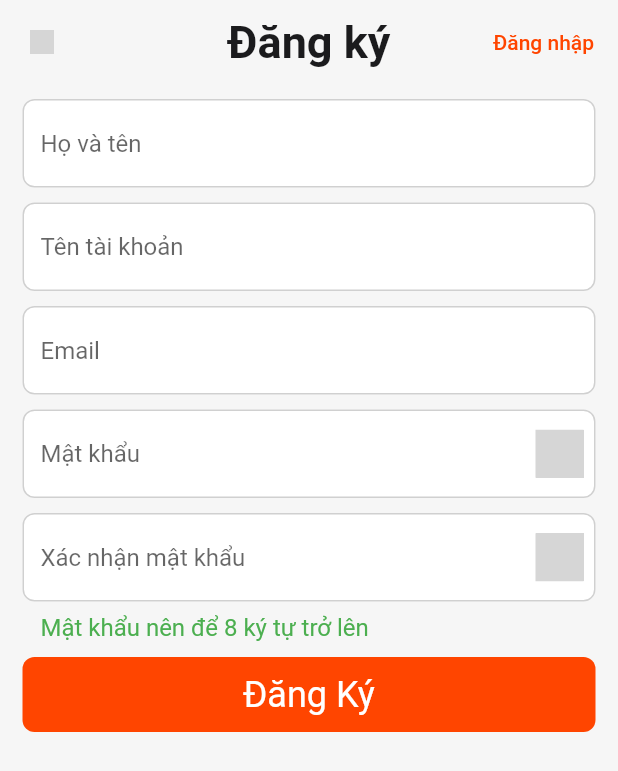
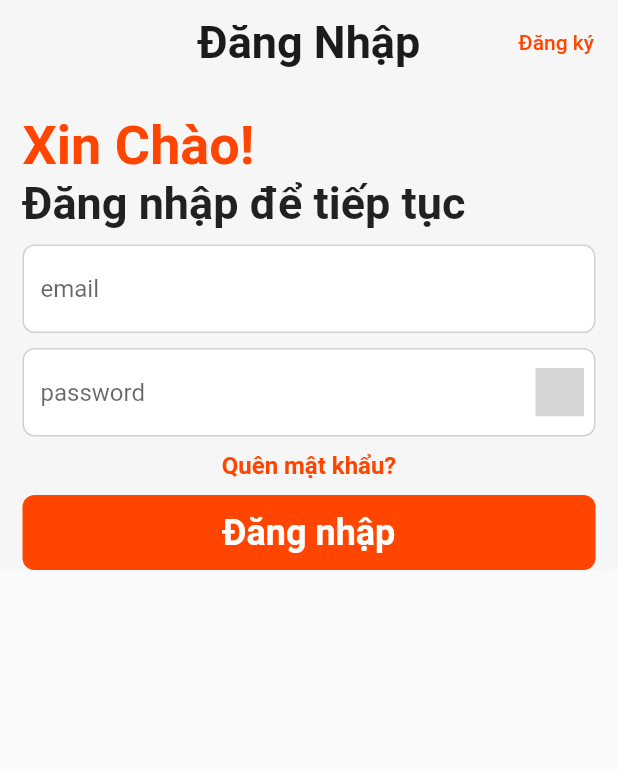
Before and after one commit to CaoThang7/TwinSocial, a Flutter app: the screen it shows after launch, on a phone screen of 412 x 824 dp. Shown: the top 771 px of the screen. Run offline on Flutter 3.47's test engine with Material 2 defaults, Android fonts, the phone set to English and light mode, and no system bars; our stand-ins replace dio, flutter_secure_storage, flutter_svg, logger; grey boxes are pictures that could not be loaded.

Commit message:
Custom Screen Login (clean code, styles, input_field, appbars, body,...)

```diff
--- /dev/null
+++ b/lib/Components/Login/appbars.dart
@@ -0,0 +1,37 @@
+import 'package:flutter/material.dart';
+import 'package:twin_social/AppColors/app_colors.dart';
+import 'package:flutter_svg/svg.dart';
+import 'package:twin_social/Screens/Login/LoginScreen.dart';
+import 'package:twin_social/Screens/Register/RegisterScreen.dart';
+
+AppBar buildAppBar(BuildContext context) {
+  return AppBar(
+    centerTitle: true,
+    title: Text(
+      "Đăng Nhập",
+      style: TextStyle(
+          color: AppColors.baseBlackColor,
+          fontWeight: FontWeight.bold,
+          fontSize: 30.0),
+    ),
+    backgroundColor: AppColors.baseGrey10Color,
+    elevation: 0,
+    actions: [
+      Padding(
+        padding: const EdgeInsets.all(8.0),
+        child: TextButton(
+          onPressed: () {
+            Navigator.push(
+              context,
+              MaterialPageRoute(builder: (context) => RegisterScreen()),
+            );
+          },
+          child: Text(
+            'Đăng ký',
+            style: TextStyle(color: AppColors.baseOrangeColor),
+          ),
+        ),
+      )
+    ],
+  );
+}
--- /dev/null
+++ b/lib/Components/Login/body.dart
@@ -0,0 +1,129 @@
+import 'package:flutter/material.dart';
+import 'package:twin_social/AppColors/app_colors.dart';
+import 'package:twin_social/Components/Login/input_field.dart';
+import 'package:twin_social/Components/Login/styles.dart';
+import 'package:twin_social/Components/Register/valid.dart';
+import 'package:flutter_svg/svg.dart';
+
+class Body extends StatefulWidget {
+  @override
+  _BodyState createState() => _BodyState();
+}
+
+class _BodyState extends State<Body> {
+  final _emailController = TextEditingController();
+  final _passwordController = TextEditingController();
+  final _globalkey = GlobalKey<FormState>();
+  bool visPassword = true;
+  void validate() async {
+    if (_globalkey.currentState!.validate()) {
+      // login
+      Map<String, String> data = {
+        "email": _emailController.text,
+        "password": _passwordController.text,
+      };
+      print(data);
+    }
+  }
+
+  @override
+  void initState() {
+    super.initState();
+    _emailController.addListener(() => setState(() {}));
+  }
+
+  @override
+  Widget build(BuildContext context) {
+    return Scaffold(
+      body: Container(
+        padding: EdgeInsets.symmetric(horizontal: 15.0),
+        color: AppColors.baseGrey10Color,
+        child: SingleChildScrollView(
+          child: Form(
+            key: _globalkey,
+            child: Column(
+              crossAxisAlignment: CrossAxisAlignment.start,
+              children: [
+                SizedBox(
+                  height: 20,
+                ),
+                Text(
+                  "Xin Chào!",
+                  style: textheaderLogin,
+                ),
+                Text(
+                  "Đăng nhập để tiếp tục",
+                  style: textheaderLoginTwo,
+                ),
+                // input_field nhập Email
+                InputLogin(
+                  hint: "email",
+                  controller: _emailController,
+                  valid_input: validEmail,
+                  suffixIcon: _emailController.text.isEmpty
+                      ? Container(width: 0)
+                      : IconButton(
+                          icon: SvgPicture.asset(
+                            "assets/icons/delete.svg",
+                            height: 10,
+                            width: 10,
+                          ),
+                          onPressed: () => _emailController.clear(),
+                        ),
+                  visBool: false,
+                ),
+                // input_field nhập Password
+                InputLogin(
+                  hint: "password",
+                  controller: _passwordController,
+                  valid_input: validPassword,
+                  suffixIcon: IconButton(
+                    icon: visPassword
+                        ? SvgPicture.asset("assets/icons/eyesoff.svg")
+                        : SvgPicture.asset("assets/icons/eyeson.svg"),
+                    onPressed: () {
+                      setState(() {
+                        visPassword = !visPassword;
+                      });
+                    },
+                  ),
+                  visBool: visPassword,
+                ),
+                SizedBox(
+                  height: 10,
+                ),
+                Align(
+                  alignment: Alignment.center, // Align however you like (i.e .centerRight, centerLeft)
+                  child: Text(
+                    "Quên mật khẩu?",
+                    style: textForgotPass,
+                  ),
+                ),
+                SizedBox(
+                  height: 10,
+                ),
+                InkWell(
+                  onTap: validate,
+                  child: Container(
+                    width: MediaQuery.of(context).size.width,
+                    height: 50,
+                    padding: EdgeInsets.symmetric(horizontal: 15.0),
+                    decoration: BoxDecoration(
+                        borderRadius: BorderRadius.circular(8.0),
+                        color: AppColors.baseOrangeColor),
+                    child: Center(
+                      child: Text(
+                        "Đăng nhập",
+                        style: textbtnLogin,
+                      ),
+                    ),
+                  ),
+                )
+              ],
+            ),
+          ),
+        ),
+      ),
+    );
+  }
+}
--- /dev/null
+++ b/lib/Components/Login/input_field.dart
@@ -0,0 +1,68 @@
+import 'package:flutter/material.dart';
+import 'package:twin_social/AppColors/app_colors.dart';
+import 'package:twin_social/Components/Login/styles.dart';
+import 'package:flutter_svg/svg.dart';
+
+class InputLogin extends StatefulWidget {
+  final String hint;
+  final TextEditingController? controller;
+  final Widget? widget;
+  final valid_input;
+  final suffixIcon;
+  final bool visBool;
+  const InputLogin({
+    Key? key,
+    required this.hint,
+    this.controller,
+    this.widget,
+    this.valid_input,
+    this.suffixIcon,
+    required this.visBool,
+  }) : super(key: key);
+
+  @override
+  State<InputLogin> createState() => _InputLoginState();
+}
+
+class _InputLoginState extends State<InputLogin> {
+  @override
+  Widget build(BuildContext context) {
+    return Container(
+      margin: EdgeInsets.only(top: 10),
+      child: Column(
+        children: [
+          TextFormField(
+            obscureText: widget.visBool,
+            autofocus: false,
+            controller: widget.controller,
+            validator: widget.valid_input,
+            decoration: InputDecoration(
+              // Xoá clear text đã nhập
+              suffixIcon: widget.suffixIcon,
+              hintText: widget.hint,
+              border: OutlineInputBorder(), //Hiện viền bao quanh TextFormField
+              filled: true,
+              fillColor: Colors.white, // Màu nền trong TextFormField
+              // focusedBorder: hành động khi click vào TextFormField
+              focusedBorder: OutlineInputBorder(
+                borderSide: BorderSide(
+                    color: AppColors
+                        .baseGrey30Color), //Click vào viền bao quanh đổi màu
+                borderRadius:
+                    BorderRadius.circular(8.0), //bo tròn hoặc vuông tuỳ thích
+              ),
+              // enabledBorder: hành động khi chưa click vào TextFormField
+              enabledBorder: OutlineInputBorder(
+                borderSide: BorderSide(
+                    color: AppColors.baseGrey30Color), //Tương tự focusedBorder
+                borderRadius: BorderRadius.circular(8.0),
+              ),
+            ),
+            keyboardType: TextInputType.text,
+            textInputAction: TextInputAction.done,
+          ),
+        ],
+      ),
+    );
+  }
+}
--- /dev/null
+++ b/lib/Components/Login/styles.dart
@@ -0,0 +1,41 @@
+import 'package:flutter/material.dart';
+import 'package:twin_social/AppColors/app_colors.dart';
+
+TextStyle get textheaderLogin{
+  return(
+    TextStyle(
+      fontSize: 36,
+      fontWeight: FontWeight.bold,
+      color: AppColors.baseOrangeColor
+    )
+  );
+}
+
+TextStyle get textheaderLoginTwo{
+  return(
+    TextStyle(
+      fontSize: 30,
+      fontWeight: FontWeight.bold
+    )
+  );
+}
+
+TextStyle get textForgotPass{
+  return(
+    TextStyle(
+      fontSize: 16,
+      fontWeight: FontWeight.bold,
+      color: AppColors.baseOrangeColor
+    )
+  );
+}
+
+TextStyle get textbtnLogin{
+  return(
+    TextStyle(
+      fontSize: 24,
+      fontWeight: FontWeight.bold,
+      color: AppColors.baseWhiteColor,
+    )
+  );
+}
--- a/lib/Screens/Login/LoginScreen.dart
+++ b/lib/Screens/Login/LoginScreen.dart
@@ -1,4 +1,7 @@
 import 'package:flutter/material.dart';
+import 'package:twin_social/AppColors/app_colors.dart';
+import 'package:twin_social/Components/Login/appbars.dart';
+import 'package:twin_social/Components/Login/body.dart';
 
 class LoginScreen extends StatefulWidget {
   @override
@@ -9,14 +12,9 @@ class LoginScreenSate extends State<LoginScreen> {
   @override
   Widget build(BuildContext context) {
     return Scaffold(
-      body: Center(
-        child: Container(
-          child: Text(
-            "Login",
-            style: TextStyle(fontSize: 24, fontWeight: FontWeight.bold),
-          ),
-        ),
-      ),
+      backgroundColor: AppColors.baseGrey10Color,
+      appBar: buildAppBar(context), //app bar Header
+      body: Body(), //body screens Login
     );
   }
 }
--- a/lib/Screens/SplashScreen/WelcomeScreen.dart
+++ b/lib/Screens/SplashScreen/WelcomeScreen.dart
@@ -18,7 +18,7 @@ class WelcomeScreenSate extends State<WelcomeScreen> {
   void _navigateHome() async {
     await Future.delayed(Duration(milliseconds: 3000), () {});
     Navigator.pushReplacement(
-        context, MaterialPageRoute(builder: (context) => RegisterScreen()));
+        context, MaterialPageRoute(builder: (context) => LoginScreen()));
   }
 
   @override
```
